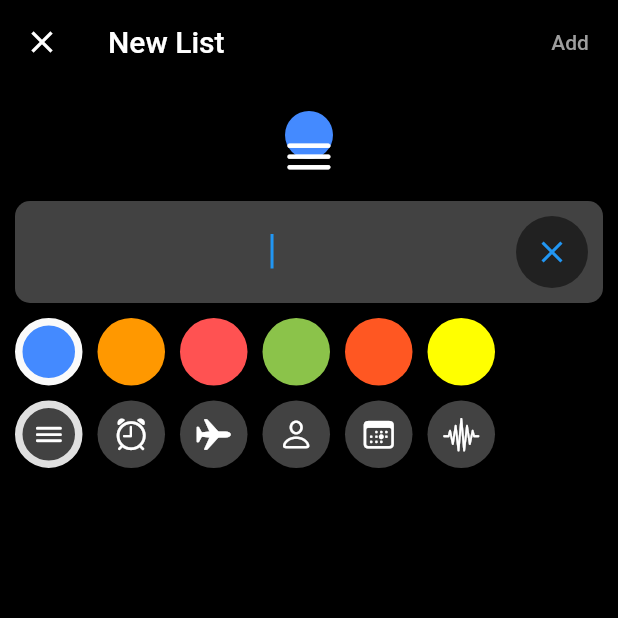
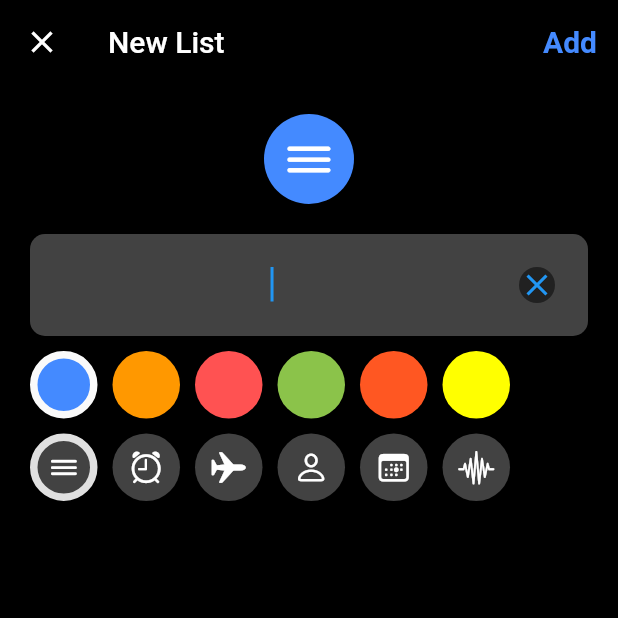
Before and after one commit to DennisAziaya/flutter-reminder-app, a Flutter app: the screen it shows after launch, after a tap on "Add List", on a phone screen of 412 x 824 dp, the top half of it. Run offline on Flutter 3.47's test engine with Material 2 defaults, Android fonts, the phone set to English and light mode, and no system bars.

Commit message:
retrieving text from text filed and custom icon added

```diff
--- a/lib/common/widgets/category_icon.dart
+++ b/lib/common/widgets/category_icon.dart
@@ -14,7 +14,7 @@ class CategoryIcon extends StatelessWidget {
       child: Icon(
         iconData,
         size: 30,
-        color: Colors.white,
+        // color: Colors.white,
       ),
     );
   }
--- a/lib/main.dart
+++ b/lib/main.dart
@@ -21,6 +21,12 @@ class MyApp extends StatelessWidget {
         theme: ThemeData(
             scaffoldBackgroundColor: Colors.black,
             appBarTheme: const AppBarTheme(color: Colors.black),
-            brightness: Brightness.dark));
+            iconTheme: IconThemeData(color: Colors.white),
+            brightness: Brightness.dark,
+            textButtonTheme: TextButtonThemeData(
+                style: TextButton.styleFrom(
+                    primary: Colors.blueAccent,
+                    textStyle: const TextStyle(
+                        fontWeight: FontWeight.bold, fontSize: 20)))));
   }
 }
--- a/lib/screens/home/HomeScreen.dart
+++ b/lib/screens/home/HomeScreen.dart
@@ -34,7 +34,7 @@ class _HomeScreenState extends State<HomeScreen> {
                 },
                 child: Text(
                   layoutType == 'grid' ? 'Edit' : 'Done',
-                  style: const TextStyle(color: Colors.white),
+                  //style: const TextStyle(color: Colors.white),
                 ))
           ],
         ),
--- a/lib/screens/home/widgets/grid_view_items.dart
+++ b/lib/screens/home/widgets/grid_view_items.dart
@@ -32,9 +32,16 @@ class GridViewItems extends StatelessWidget {
                       children: [
                         Row(
                           mainAxisAlignment: MainAxisAlignment.spaceBetween,
-                          children: [category.icon, const Text('0')],
+                          children: [
+                            category.icon,
+                            Text('0',
+                                style: Theme.of(context).textTheme.headline6)
+                          ],
                         ),
-                        Text(category.name)
+                        Text(
+                          category.name,
+                          style: Theme.of(context).textTheme.headline5,
+                        )
                       ],
                     ),
                   ),
--- a/lib/screens/lists/add_list.dart
+++ b/lib/screens/lists/add_list.dart
@@ -23,6 +23,7 @@ class _AddListState extends State<AddList> {
 
   @override
   void initState() {
+    super.initState();
     _textController.addListener(() {
       setState() {
         _listName = _textController.text;
@@ -37,33 +38,36 @@ class _AddListState extends State<AddList> {
         title: const Text('New List'),
         actions: [
           TextButton(
-              onPressed: () {
+              onPressed: _listName.isNotEmpty
+                  ? null
+                  : () {
                       if (_textController.text.isNotEmpty) {
-                } else {}
+                        print('added');
+                      } else {
+                        print('nothing');
+                      }
+                      _textController.clear();
                     },
-              child: Text(
+              child: const Text(
                 'Add',
                 style: TextStyle(
-                    color:
-                        _listName.isNotEmpty ? Colors.blueAccent : Colors.grey),
+                    // color: _listName.isNotEmpty ? Colors.blueAccent : Colors.grey
+                    ),
               ))
         ],
       ),
-      body: Padding(
-        padding: const EdgeInsets.all(10),
+      body: SingleChildScrollView(
+        padding: const EdgeInsets.all(20),
         child: Column(
           crossAxisAlignment: CrossAxisAlignment.stretch,
           children: [
-            IconButton(
-              onPressed: () => _textController.clear(),
-              icon: Container(
+            Container(
               padding: const EdgeInsets.all(10),
               decoration: BoxDecoration(
                   shape: BoxShape.circle, color: _selectedColor.color),
               child: Icon(
                 _selectedIcon.icon,
                 size: 40,
-                ),
               ),
             ),
             const SizedBox(height: 20),
@@ -79,13 +83,16 @@ class _AddListState extends State<AddList> {
                   style: Theme.of(context).textTheme.headline6,
                   decoration: InputDecoration(
                       border: InputBorder.none,
-                      suffixIcon: Container(
+                      suffixIcon: IconButton(
+                        onPressed: () => _textController.clear(),
+                        icon: Container(
                             decoration: BoxDecoration(
                                 shape: BoxShape.circle,
                                 color: Theme.of(context).primaryColor),
                             child: const Icon(
                               Icons.clear,
-                          ))),
+                            )),
+                      )),
                 )),
             const SizedBox(height: 10),
             Wrap(
```
Lines whose indentation alone changed are shown as unchanged.
